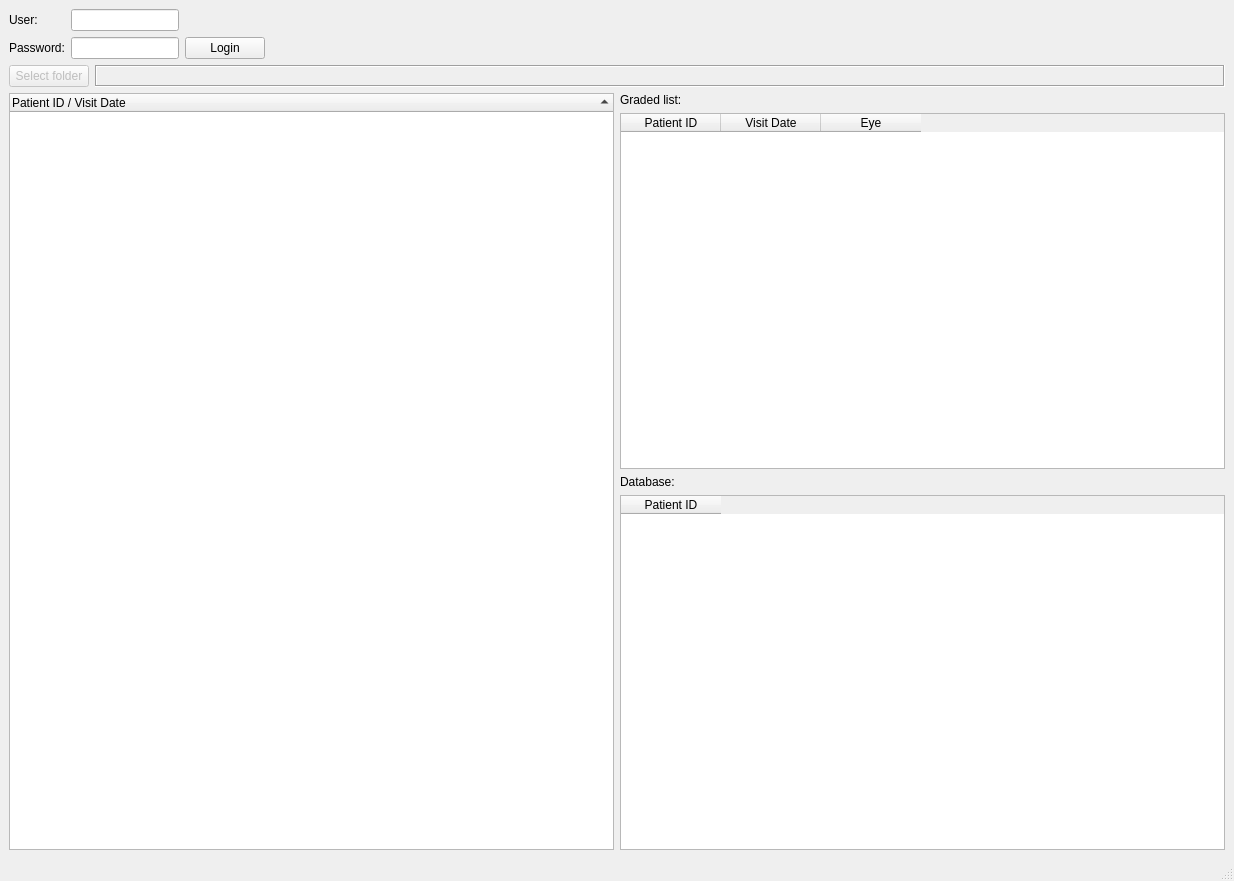
The window that SetWidget.ui (xujialiu/ETDR-grading-app) describes before a commit, drawn with Qt 5.
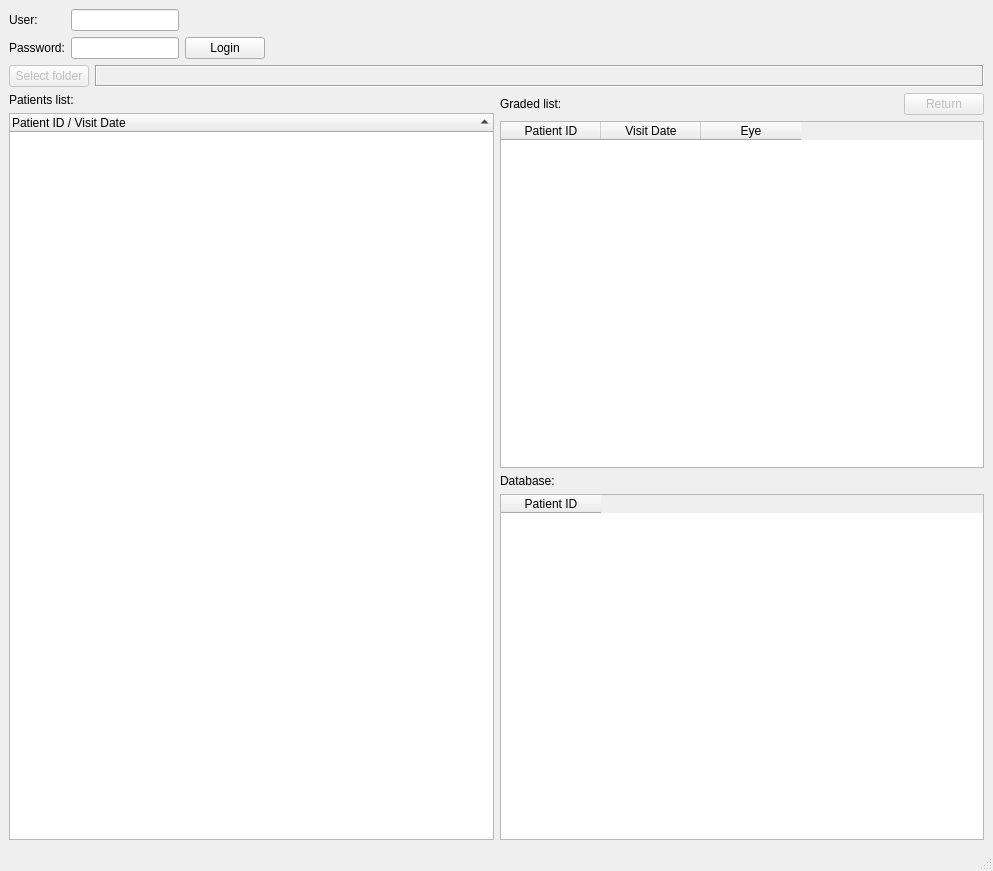
The same window after the commit.

Commit message: feat: add return button

Diff of the .ui file:
```diff
--- a/SetWidget.ui
+++ b/SetWidget.ui
@@ -6,18 +6,16 @@
    <rect>
     <x>0</x>
     <y>0</y>
-    <width>1234</width>
-    <height>881</height>
+    <width>993</width>
+    <height>871</height>
    </rect>
   </property>
   <property name="windowTitle">
    <string>MainWindow</string>
   </property>
   <widget class="QWidget" name="centralwidget">
-   <layout class="QVBoxLayout" name="verticalLayout_2">
+   <layout class="QVBoxLayout" name="verticalLayout_3">
     <item>
-     <layout class="QGridLayout" name="gridLayout_2">
-      <item row="0" column="0">
        <layout class="QGridLayout" name="gridLayout">
         <item row="0" column="0">
          <widget class="QLabel" name="label">
@@ -97,69 +95,7 @@
         </item>
        </layout>
       </item>
-      <item row="2" column="0">
-       <layout class="QHBoxLayout" name="horizontalLayout_3">
         <item>
-         <widget class="QTreeWidget" name="treeWidget_patient">
-          <property name="sortingEnabled">
-           <bool>true</bool>
-          </property>
-          <column>
-           <property name="text">
-            <string>Patient ID / Visit Date</string>
-           </property>
-          </column>
-         </widget>
-        </item>
-        <item>
-         <layout class="QVBoxLayout" name="verticalLayout">
-          <item>
-           <widget class="QLabel" name="label_3">
-            <property name="text">
-             <string>Graded list:</string>
-            </property>
-           </widget>
-          </item>
-          <item>
-           <widget class="QTableWidget" name="tableWidget_graded">
-            <column>
-             <property name="text">
-              <string>Patient ID</string>
-             </property>
-            </column>
-            <column>
-             <property name="text">
-              <string>Visit Date</string>
-             </property>
-            </column>
-            <column>
-             <property name="text">
-              <string>Eye</string>
-             </property>
-            </column>
-           </widget>
-          </item>
-          <item>
-           <widget class="QLabel" name="label_4">
-            <property name="text">
-             <string>Database: </string>
-            </property>
-           </widget>
-          </item>
-          <item>
-           <widget class="QTableWidget" name="tableWidget_database">
-            <column>
-             <property name="text">
-              <string>Patient ID</string>
-             </property>
-            </column>
-           </widget>
-          </item>
-         </layout>
-        </item>
-       </layout>
-      </item>
-      <item row="1" column="0">
        <layout class="QHBoxLayout" name="horizontalLayout_2">
         <item>
          <widget class="QPushButton" name="folder_button">
@@ -218,6 +154,104 @@
         </item>
        </layout>
       </item>
+    <item>
+     <layout class="QHBoxLayout" name="horizontalLayout_3">
+      <item>
+       <layout class="QVBoxLayout" name="verticalLayout_2">
+        <item>
+         <widget class="QLabel" name="label_5">
+          <property name="text">
+           <string>Patients list:</string>
+          </property>
+         </widget>
+        </item>
+        <item>
+         <widget class="QTreeWidget" name="treeWidget_patient">
+          <property name="sortingEnabled">
+           <bool>true</bool>
+          </property>
+          <column>
+           <property name="text">
+            <string>Patient ID / Visit Date</string>
+           </property>
+          </column>
+         </widget>
+        </item>
+       </layout>
+      </item>
+      <item>
+       <layout class="QVBoxLayout" name="verticalLayout">
+        <item>
+         <layout class="QHBoxLayout" name="horizontalLayout">
+          <item>
+           <widget class="QLabel" name="label_3">
+            <property name="text">
+             <string>Graded list:</string>
+            </property>
+           </widget>
+          </item>
+          <item>
+           <spacer name="horizontalSpacer">
+            <property name="orientation">
+             <enum>Qt::Horizontal</enum>
+            </property>
+            <property name="sizeHint" stdset="0">
+             <size>
+              <width>40</width>
+              <height>20</height>
+             </size>
+            </property>
+           </spacer>
+          </item>
+          <item>
+           <widget class="QPushButton" name="pushButton_return">
+            <property name="enabled">
+             <bool>false</bool>
+            </property>
+            <property name="text">
+             <string>Return</string>
+            </property>
+           </widget>
+          </item>
+         </layout>
+        </item>
+        <item>
+         <widget class="QTableWidget" name="tableWidget_graded">
+          <column>
+           <property name="text">
+            <string>Patient ID</string>
+           </property>
+          </column>
+          <column>
+           <property name="text">
+            <string>Visit Date</string>
+           </property>
+          </column>
+          <column>
+           <property name="text">
+            <string>Eye</string>
+           </property>
+          </column>
+         </widget>
+        </item>
+        <item>
+         <widget class="QLabel" name="label_4">
+          <property name="text">
+           <string>Database: </string>
+          </property>
+         </widget>
+        </item>
+        <item>
+         <widget class="QTableWidget" name="tableWidget_database">
+          <column>
+           <property name="text">
+            <string>Patient ID</string>
+           </property>
+          </column>
+         </widget>
+        </item>
+       </layout>
+      </item>
      </layout>
     </item>
    </layout>
```
Left out of the diff: 2 changed lines with no effect on the pictures. Lines whose indentation alone changed are shown as unchanged. The commit also changes 1 other file.
